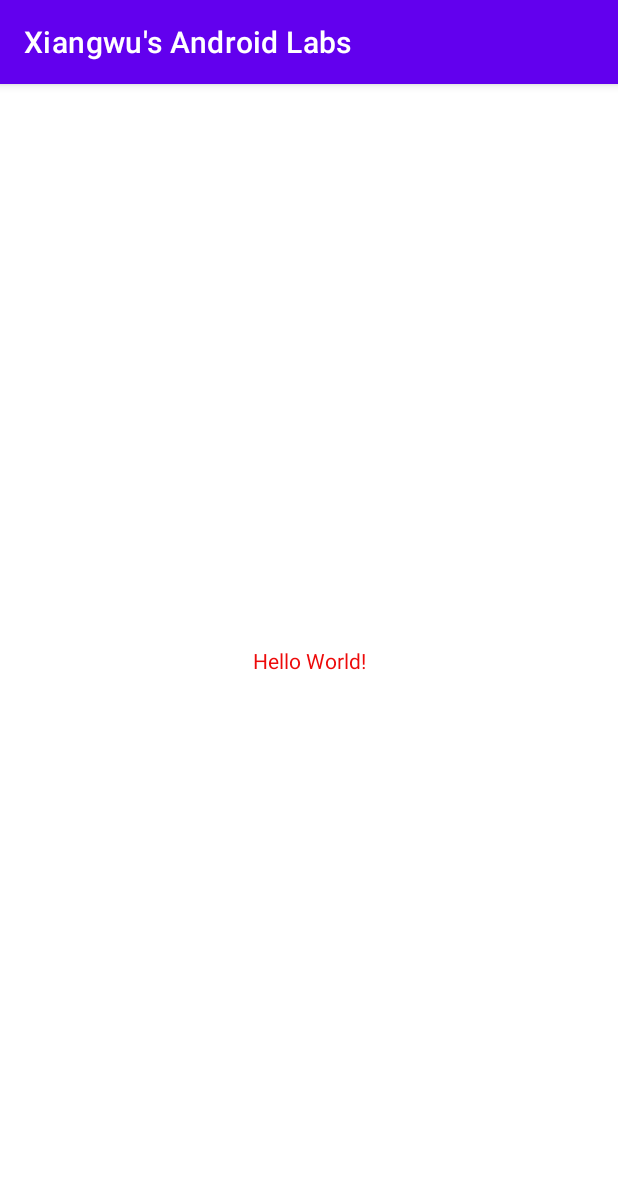
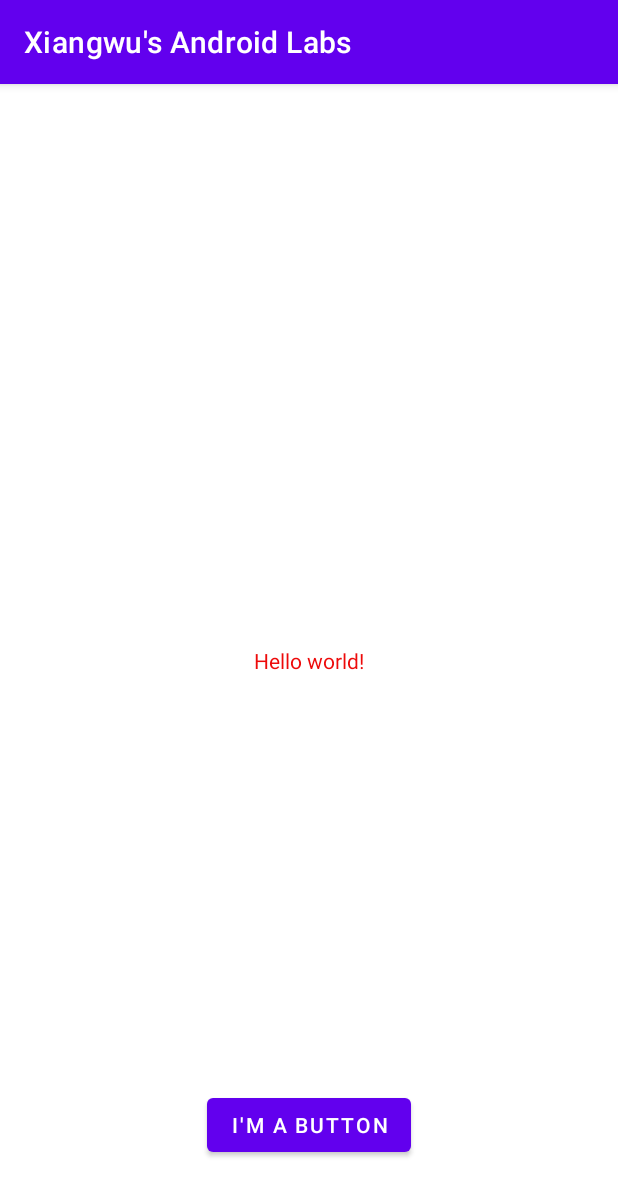
Before and after one commit to JPJSxiao/XiangwuAndroidLabs, an Android app: the screen it shows after launch (MainActivity), on a phone screen of 412 x 824 dp. Shown: the top 1196 px of the screen. Run offline under Robolectric (Android 15) with nearby library versions, the phone set to English and light mode, and no system bars.

Commit message:
third Commit: added a button and french language support

```diff
--- a/app/src/main/res/layout/activity_main.xml
+++ b/app/src/main/res/layout/activity_main.xml
@@ -9,11 +9,20 @@
     <TextView
         android:layout_width="wrap_content"
         android:layout_height="wrap_content"
-        android:text="Hello World!"
+        android:text="@string/hello_message"
         app:layout_constraintBottom_toBottomOf="parent"
         app:layout_constraintEnd_toEndOf="parent"
         app:layout_constraintStart_toStartOf="parent"
-        app:layout_constraintTop_toTopOf="parent" >
-        </TextView>
+        app:layout_constraintTop_toTopOf="parent"></TextView>
+
+    <Button
+        android:layout_width="wrap_content"
+        android:layout_height="wrap_content"
+        android:layout_marginBottom="50dp"
+        android:text="@string/button_message"
+        app:layout_constraintBottom_toBottomOf="parent"
+        app:layout_constraintEnd_toEndOf="parent"
+        app:layout_constraintHorizontal_bias="0.5"
+        app:layout_constraintStart_toStartOf="parent" />
 
 </androidx.constraintlayout.widget.ConstraintLayout>
--- a/app/src/main/res/values/strings.xml
+++ b/app/src/main/res/values/strings.xml
@@ -1,3 +1,5 @@
 <resources>
     <string name="app_name">Xiangwu\'s Android Labs</string>
+    <string name="hello_message">Hello world!</string>
+    <string name="button_message">I\'m a button</string>
 </resources>
```
Also changed, not shown: 1 other file.
